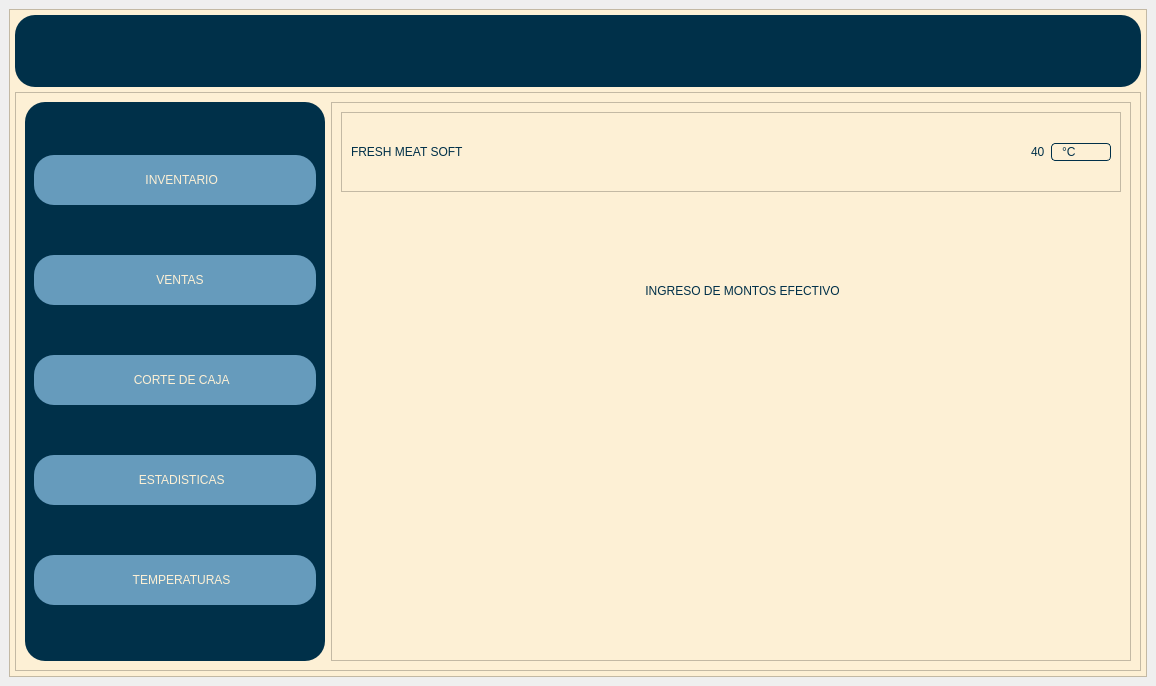
Before: the Qt Designer form carniceria.ui in CarlosEOrt/freshMeatSoft, drawn with Qt 5.
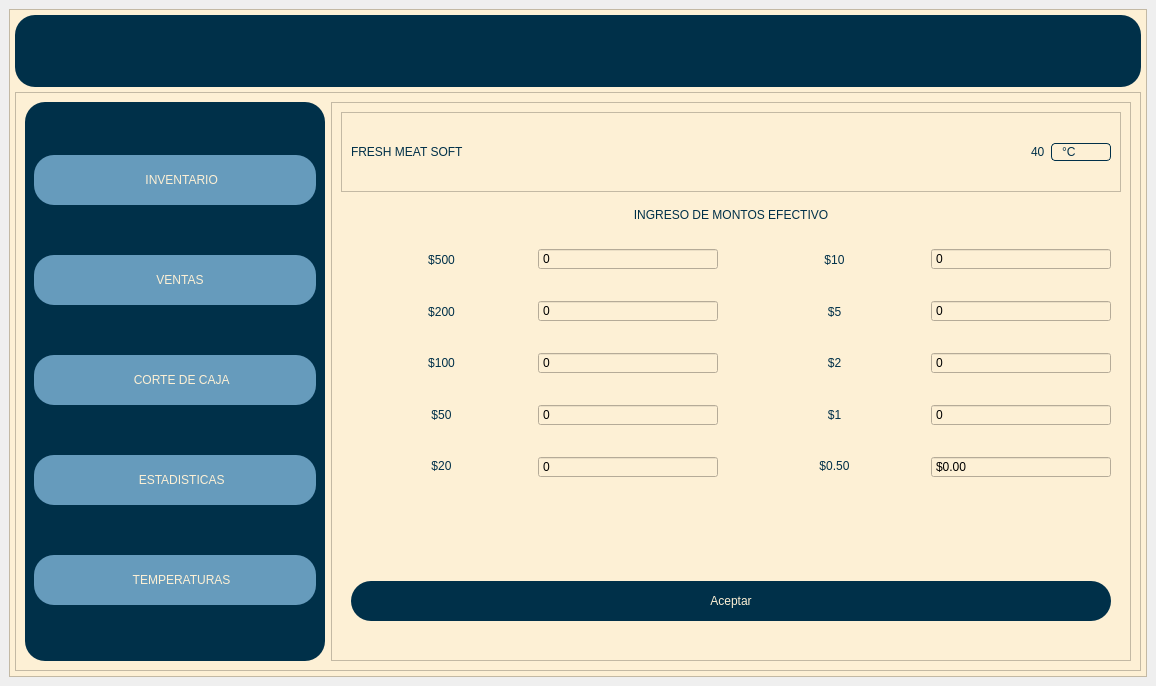
After: the same form once the commit is applied. The open tabs and pages were chosen to show the change. Icons and pictures are not drawn.

Commit message: Añadido Pagina Corte de Caja - Montos

```diff
--- a/carniceria.ui
+++ b/carniceria.ui
@@ -1837,22 +1837,401 @@
                    </layout>
                   </widget>
                   <widget class="QWidget" name="page_agregar_montos">
-                   <widget class="QLabel" name="lbl_titulo_gastos_2">
-                    <property name="geometry">
-                     <rect>
-                      <x>180</x>
-                      <y>80</y>
-                      <width>441</width>
-                      <height>23</height>
-                     </rect>
-                    </property>
-                    <property name="text">
-                     <string>INGRESO DE MONTOS EFECTIVO</string>
-                    </property>
-                    <property name="alignment">
-                     <set>Qt::AlignCenter</set>
-                    </property>
-                   </widget>
+                   <layout class="QVBoxLayout" name="verticalLayout_31">
+                    <item>
+                     <widget class="QLabel" name="lbl_titulo_gastos_2">
+                      <property name="text">
+                       <string>INGRESO DE MONTOS EFECTIVO</string>
+                      </property>
+                      <property name="alignment">
+                       <set>Qt::AlignCenter</set>
+                      </property>
+                     </widget>
+                    </item>
+                    <item>
+                     <spacer name="horizontalSpacer_27">
+                      <property name="orientation">
+                       <enum>Qt::Horizontal</enum>
+                      </property>
+                      <property name="sizeHint" stdset="0">
+                       <size>
+                        <width>40</width>
+                        <height>20</height>
+                       </size>
+                      </property>
+                     </spacer>
+                    </item>
+                    <item>
+                     <layout class="QHBoxLayout" name="horizontalLayout_30">
+                      <item>
+                       <layout class="QHBoxLayout" name="horizontalLayout_28">
+                        <item>
+                         <layout class="QVBoxLayout" name="verticalLayout_30">
+                          <property name="spacing">
+                           <number>28</number>
+                          </property>
+                          <item>
+                           <widget class="QLabel" name="lbl_monto_500">
+                            <property name="text">
+                             <string>$500</string>
+                            </property>
+                            <property name="alignment">
+                             <set>Qt::AlignCenter</set>
+                            </property>
+                           </widget>
+                          </item>
+                          <item>
+                           <widget class="QLabel" name="lbl_monto_200">
+                            <property name="text">
+                             <string>$200</string>
+                            </property>
+                            <property name="alignment">
+                             <set>Qt::AlignCenter</set>
+                            </property>
+                           </widget>
+                          </item>
+                          <item>
+                           <widget class="QLabel" name="lbl_monto_100">
+                            <property name="text">
+                             <string>$100</string>
+                            </property>
+                            <property name="alignment">
+                             <set>Qt::AlignCenter</set>
+                            </property>
+                           </widget>
+                          </item>
+                          <item>
+                           <widget class="QLabel" name="lbl_monto_50">
+                            <property name="text">
+                             <string>$50</string>
+                            </property>
+                            <property name="alignment">
+                             <set>Qt::AlignCenter</set>
+                            </property>
+                           </widget>
+                          </item>
+                          <item>
+                           <widget class="QLabel" name="lbl_monto_20">
+                            <property name="text">
+                             <string>$20</string>
+                            </property>
+                            <property name="alignment">
+                             <set>Qt::AlignCenter</set>
+                            </property>
+                           </widget>
+                          </item>
+                         </layout>
+                        </item>
+                        <item>
+                         <layout class="QVBoxLayout" name="verticalLayout_26">
+                          <property name="spacing">
+                           <number>30</number>
+                          </property>
+                          <item>
+                           <widget class="QSpinBox" name="spinBox_monto_500">
+                            <property name="frame">
+                             <bool>true</bool>
+                            </property>
+                            <property name="buttonSymbols">
+                             <enum>QAbstractSpinBox::NoButtons</enum>
+                            </property>
+                            <property name="specialValueText">
+                             <string/>
+                            </property>
+                            <property name="correctionMode">
+                             <enum>QAbstractSpinBox::CorrectToPreviousValue</enum>
+                            </property>
+                            <property name="prefix">
+                             <string/>
+                            </property>
+                            <property name="maximum">
+                             <number>99999</number>
+                            </property>
+                            <property name="stepType">
+                             <enum>QAbstractSpinBox::AdaptiveDecimalStepType</enum>
+                            </property>
+                            <property name="displayIntegerBase">
+                             <number>10</number>
+                            </property>
+                           </widget>
+                          </item>
+                          <item>
+                           <widget class="QSpinBox" name="spinBox_monto_200">
+                            <property name="frame">
+                             <bool>true</bool>
+                            </property>
+                            <property name="buttonSymbols">
+                             <enum>QAbstractSpinBox::NoButtons</enum>
+                            </property>
+                            <property name="correctionMode">
+                             <enum>QAbstractSpinBox::CorrectToPreviousValue</enum>
+                            </property>
+                            <property name="maximum">
+                             <number>99999</number>
+                            </property>
+                           </widget>
+                          </item>
+                          <item>
+                           <widget class="QSpinBox" name="spinBox_monto_100">
+                            <property name="frame">
+                             <bool>true</bool>
+                            </property>
+                            <property name="buttonSymbols">
+                             <enum>QAbstractSpinBox::NoButtons</enum>
+                            </property>
+                            <property name="correctionMode">
+                             <enum>QAbstractSpinBox::CorrectToPreviousValue</enum>
+                            </property>
+                            <property name="maximum">
+                             <number>99999</number>
+                            </property>
+                           </widget>
+                          </item>
+                          <item>
+                           <widget class="QSpinBox" name="spinBox_monto_50">
+                            <property name="frame">
+                             <bool>true</bool>
+                            </property>
+                            <property name="buttonSymbols">
+                             <enum>QAbstractSpinBox::NoButtons</enum>
+                            </property>
+                            <property name="correctionMode">
+                             <enum>QAbstractSpinBox::CorrectToPreviousValue</enum>
+                            </property>
+                            <property name="maximum">
+                             <number>99999</number>
+                            </property>
+                           </widget>
+                          </item>
+                          <item>
+                           <widget class="QSpinBox" name="spinBox_monto_20">
+                            <property name="frame">
+                             <bool>true</bool>
+                            </property>
+                            <property name="buttonSymbols">
+                             <enum>QAbstractSpinBox::NoButtons</enum>
+                            </property>
+                            <property name="correctionMode">
+                             <enum>QAbstractSpinBox::CorrectToPreviousValue</enum>
+                            </property>
+                            <property name="maximum">
+                             <number>99999</number>
+                            </property>
+                           </widget>
+                          </item>
+                         </layout>
+                        </item>
+                       </layout>
+                      </item>
+                      <item>
+                       <spacer name="verticalSpacer_12">
+                        <property name="orientation">
+                         <enum>Qt::Vertical</enum>
+                        </property>
+                        <property name="sizeHint" stdset="0">
+                         <size>
+                          <width>20</width>
+                          <height>40</height>
+                         </size>
+                        </property>
+                       </spacer>
+                      </item>
+                      <item>
+                       <layout class="QHBoxLayout" name="horizontalLayout_29">
+                        <item>
+                         <layout class="QVBoxLayout" name="verticalLayout_24">
+                          <property name="spacing">
+                           <number>28</number>
+                          </property>
+                          <item>
+                           <widget class="QLabel" name="lbl_monto_21">
+                            <property name="text">
+                             <string>$10</string>
+                            </property>
+                            <property name="alignment">
+                             <set>Qt::AlignCenter</set>
+                            </property>
+                           </widget>
+                          </item>
+                          <item>
+                           <widget class="QLabel" name="lbl_monto_22">
+                            <property name="text">
+                             <string>$5</string>
+                            </property>
+                            <property name="alignment">
+                             <set>Qt::AlignCenter</set>
+                            </property>
+                           </widget>
+                          </item>
+                          <item>
+                           <widget class="QLabel" name="lbl_monto_23">
+                            <property name="text">
+                             <string>$2</string>
+                            </property>
+                            <property name="alignment">
+                             <set>Qt::AlignCenter</set>
+                            </property>
+                           </widget>
+                          </item>
+                          <item>
+                           <widget class="QLabel" name="lbl_monto_24">
+                            <property name="text">
+                             <string>$1</string>
+                            </property>
+                            <property name="alignment">
+                             <set>Qt::AlignCenter</set>
+                            </property>
+                           </widget>
+                          </item>
+                          <item>
+                           <widget class="QLabel" name="lbl_monto_25">
+                            <property name="text">
+                             <string>$0.50</string>
+                            </property>
+                            <property name="alignment">
+                             <set>Qt::AlignCenter</set>
+                            </property>
+                           </widget>
+                          </item>
+                         </layout>
+                        </item>
+                        <item>
+                         <layout class="QVBoxLayout" name="verticalLayout_25">
+                          <property name="spacing">
+                           <number>30</number>
+                          </property>
+                          <item>
+                           <widget class="QSpinBox" name="spinBox_monto_10">
+                            <property name="frame">
+                             <bool>true</bool>
+                            </property>
+                            <property name="buttonSymbols">
+                             <enum>QAbstractSpinBox::NoButtons</enum>
+                            </property>
+                            <property name="correctionMode">
+                             <enum>QAbstractSpinBox::CorrectToPreviousValue</enum>
+                            </property>
+                            <property name="maximum">
+                             <number>99999</number>
+                            </property>
+                           </widget>
+                          </item>
+                          <item>
+                           <widget class="QSpinBox" name="spinBox_monto_5">
+                            <property name="frame">
+                             <bool>true</bool>
+                            </property>
+                            <property name="buttonSymbols">
+                             <enum>QAbstractSpinBox::NoButtons</enum>
+                            </property>
+                            <property name="correctionMode">
+                             <enum>QAbstractSpinBox::CorrectToPreviousValue</enum>
+                            </property>
+                            <property name="maximum">
+                             <number>99999</number>
+                            </property>
+                           </widget>
+                          </item>
+                          <item>
+                           <widget class="QSpinBox" name="spinBox_monto_2">
+                            <property name="frame">
+                             <bool>true</bool>
+                            </property>
+                            <property name="buttonSymbols">
+                             <enum>QAbstractSpinBox::NoButtons</enum>
+                            </property>
+                            <property name="correctionMode">
+                             <enum>QAbstractSpinBox::CorrectToPreviousValue</enum>
+                            </property>
+                            <property name="maximum">
+                             <number>99999</number>
+                            </property>
+                           </widget>
+                          </item>
+                          <item>
+                           <widget class="QSpinBox" name="spinBox_monto_1">
+                            <property name="frame">
+                             <bool>true</bool>
+                            </property>
+                            <property name="buttonSymbols">
+                             <enum>QAbstractSpinBox::NoButtons</enum>
+                            </property>
+                            <property name="correctionMode">
+                             <enum>QAbstractSpinBox::CorrectToPreviousValue</enum>
+                            </property>
+                            <property name="maximum">
+                             <number>99999</number>
+                            </property>
+                           </widget>
+                          </item>
+                          <item>
+                           <widget class="QDoubleSpinBox" name="spinBox_monto_50c">
+                            <property name="cursor">
+                             <cursorShape>UpArrowCursor</cursorShape>
+                            </property>
+                            <property name="buttonSymbols">
+                             <enum>QAbstractSpinBox::NoButtons</enum>
+                            </property>
+                            <property name="specialValueText">
+                             <string/>
+                            </property>
+                            <property name="accelerated">
+                             <bool>false</bool>
+                            </property>
+                            <property name="prefix">
+                             <string>$</string>
+                            </property>
+                            <property name="maximum">
+                             <double>99999.990000000005239</double>
+                            </property>
+                           </widget>
+                          </item>
+                         </layout>
+                        </item>
+                       </layout>
+                      </item>
+                     </layout>
+                    </item>
+                    <item>
+                     <spacer name="verticalSpacer_9">
+                      <property name="orientation">
+                       <enum>Qt::Vertical</enum>
+                      </property>
+                      <property name="sizeHint" stdset="0">
+                       <size>
+                        <width>20</width>
+                        <height>40</height>
+                       </size>
+                      </property>
+                     </spacer>
+                    </item>
+                    <item>
+                     <widget class="QPushButton" name="pushButton">
+                      <property name="minimumSize">
+                       <size>
+                        <width>120</width>
+                        <height>40</height>
+                       </size>
+                      </property>
+                      <property name="text">
+                       <string>Aceptar</string>
+                      </property>
+                     </widget>
+                    </item>
+                    <item>
+                     <spacer name="horizontalSpacer_28">
+                      <property name="orientation">
+                       <enum>Qt::Horizontal</enum>
+                      </property>
+                      <property name="sizeHint" stdset="0">
+                       <size>
+                        <width>40</width>
+                        <height>20</height>
+                       </size>
+                      </property>
+                     </spacer>
+                    </item>
+                   </layout>
                   </widget>
                   <widget class="QWidget" name="page_credenciales_editar">
                    <layout class="QVBoxLayout" name="verticalLayout_9">
```
Left out of the diff: 10 changed lines with no effect on the pictures. The commit also changes 1 other file.
